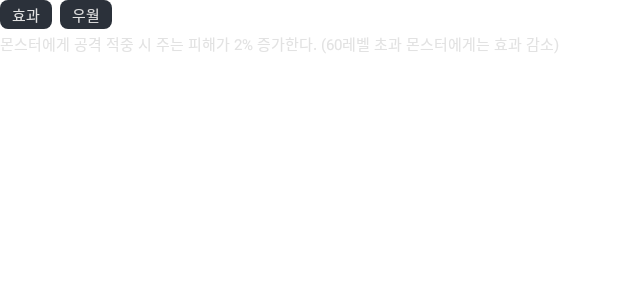
After one commit to sjunh812/lostark-project, an Android app: the layout item_bracelet_special_effect.xml on its own in the app's theme, with its tools: preview values and no code run, on a phone screen of 412 x 824 dp. The commit adds this screen. Shown: the top 300 px of the screen. Run offline under Robolectric (Android 15) with nearby library versions, the phone set to English and light mode, and no system bars.

Commit message:
feat: Equipment(Bracelet)
- Equipment.Effect 매개변수 추가
- 팔찌 데이터 매핑
- 팔찌 UI

```diff
--- a/domain/src/main/java/org/sjhstudio/lostark/domain/model/response/Equipment.kt
+++ b/domain/src/main/java/org/sjhstudio/lostark/domain/model/response/Equipment.kt
@@ -23,6 +23,7 @@ data class Equipment(
     // 악세 부여되는 효과 정보
     data class Effect(
         val name: String,   // 이름
-        val value: String   // 수치
+        val value: String,   // 수치
+        val isSpecial: Boolean = false  // 특수 효과 여부(팔찌)
     )
 }
--- a/presentation/src/main/java/org/sjhstudio/lostark/ui/viewmodel/MainViewModel.kt
+++ b/presentation/src/main/java/org/sjhstudio/lostark/ui/viewmodel/MainViewModel.kt
@@ -33,7 +33,7 @@ class MainViewModel @Inject constructor(
     val collapseAccessory = _collapseAccessory.asStateFlow()
 
     init {
-        search("신묘한하나")
+        search("아가벽력일섬")
     }
 
     fun search(characterName: String) {
--- /dev/null
+++ b/presentation/src/main/res/layout/item_bracelet_special_effect.xml
@@ -0,0 +1,50 @@
+<?xml version="1.0" encoding="utf-8"?>
+<androidx.constraintlayout.widget.ConstraintLayout xmlns:android="http://schemas.android.com/apk/res/android"
+    android:layout_width="match_parent"
+    android:layout_height="wrap_content"
+    android:layout_marginBottom="5dp"
+    xmlns:app="http://schemas.android.com/apk/res-auto"
+    xmlns:tools="http://schemas.android.com/tools">
+
+    <TextView
+        android:id="@+id/tv_effect_title"
+        android:layout_width="wrap_content"
+        android:layout_height="wrap_content"
+        android:background="@drawable/bg_chip"
+        android:gravity="center"
+        android:paddingHorizontal="8dp"
+        android:paddingVertical="2dp"
+        android:textColor="@color/gray_e2"
+        android:textSize="10dp"
+        android:text="효과"
+        app:layout_constraintTop_toTopOf="parent"
+        app:layout_constraintStart_toStartOf="parent" />
+
+    <TextView
+        android:id="@+id/tv_special_effect_name"
+        android:layout_width="wrap_content"
+        android:layout_height="wrap_content"
+        android:layout_marginStart="5dp"
+        android:background="@drawable/bg_chip"
+        android:gravity="center"
+        android:paddingHorizontal="8dp"
+        android:paddingVertical="2dp"
+        android:textColor="@color/gray_e2"
+        android:textSize="10dp"
+        app:layout_constraintTop_toTopOf="parent"
+        app:layout_constraintStart_toEndOf="@id/tv_effect_title"
+        tools:text="우월" />
+
+    <TextView
+        android:id="@+id/tv_special_effect_value"
+        android:layout_width="0dp"
+        android:layout_height="wrap_content"
+        android:layout_marginTop="2dp"
+        android:gravity="start"
+        android:textColor="@color/gray_e2"
+        android:textSize="10dp"
+        app:layout_constraintStart_toStartOf="parent"
+        app:layout_constraintEnd_toEndOf="parent"
+        app:layout_constraintTop_toBottomOf="@id/tv_effect_title"
+        tools:text="몬스터에게 공격 적중 시 주는 피해가 2% 증가한다. (60레벨 초과 몬스터에게는 효과 감소)" />
+</androidx.constraintlayout.widget.ConstraintLayout>
```
Also changed, not shown: data/src/main/java/org/sjhstudio/lostark/data/Mapper.kt (+46 -6 lines), presentation/src/main/java/org/sjhstudio/lostark/ui/adatper/BraceletEffectAdapter.kt (added, +56 -0 lines), presentation/src/main/java/org/sjhstudio/lostark/ui/view/MainActivity.kt (+7 -0 lines), presentation/src/main/java/org/sjhstudio/lostark/util/EquipmentUtils.kt (+19 -4 lines), presentation/src/main/res/layout/layout_equipment.xml (+20 -3 lines).
